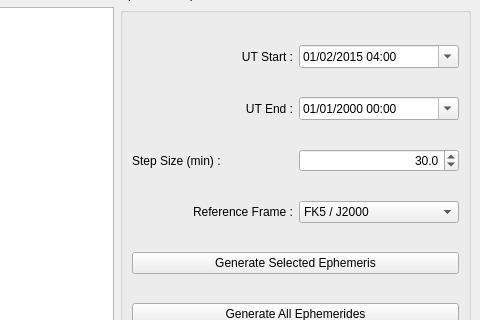
This is obstools/UI/EphemMainWindow.ui in LowellObservatory/LDTObserverTools as Qt 5 draws it before an edit; both pictures show x 357 to 837 and y 135 to 455 of the 837 by 600 pixel window. The edited form follows.
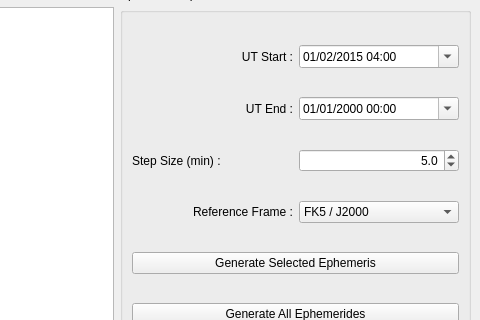
This is the edited form. Icons and pictures are not drawn.

Commit message:
Working enough to observe
	modified:   obstools/UI/EphemMainWindow.py
	modified:   obstools/UI/EphemMainWindow.ui
	modified:   obstools/ephem_generator.py

```diff
--- a/obstools/UI/EphemMainWindow.ui
+++ b/obstools/UI/EphemMainWindow.ui
@@ -121,7 +121,7 @@
           <double>120.000000000000000</double>
          </property>
          <property name="value">
-          <double>30.000000000000000</double>
+          <double>5.000000000000000</double>
          </property>
         </widget>
        </item>
```
The commit also changes 2 other files.
